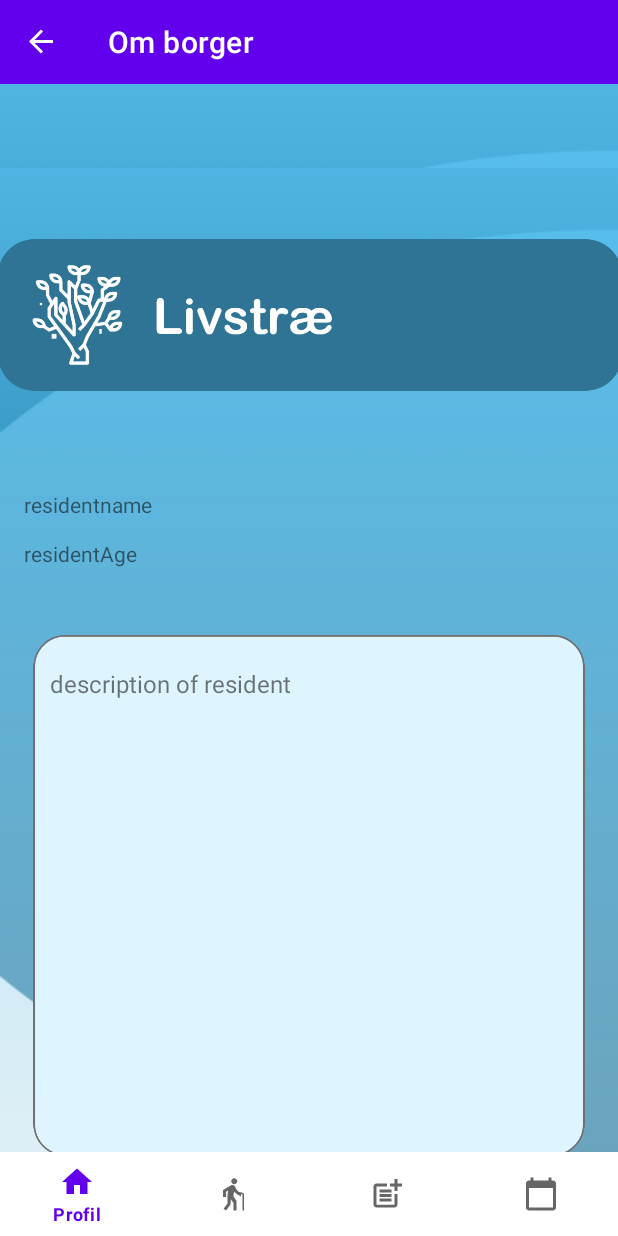
After one commit to AnneLindberg/WilmaCareFireBase, an Android app: the AboutResidentFragment screen opened through its navigation route, on a phone screen of 412 x 824 dp. The commit adds this screen. Run offline under Robolectric (Android 15) with nearby library versions, the phone set to English and light mode, and no system bars; our stand-ins replace Firebase (no records; nobody signed in at launch, a user with empty details on screens opened directly), navigation-ui; libraries missing offline, so code that uses them is left out: com.firebase.ui; Roboto replaces fonts that are not available here.

Commit message:
added about resident

```diff
--- a/app/src/main/java/com/example/wilmacarefirebase/data/WilmaRepository.java
+++ b/app/src/main/java/com/example/wilmacarefirebase/data/WilmaRepository.java
@@ -1,19 +1,14 @@
 package com.example.wilmacarefirebase.data;
 
-import android.net.Uri;
-import android.util.Log;
-
 import androidx.annotation.NonNull;
-import androidx.lifecycle.LiveData;
 import androidx.lifecycle.MutableLiveData;
 
 import com.example.wilmacarefirebase.models.DashboardPost;
+import com.example.wilmacarefirebase.models.Resident;
 import com.google.android.gms.tasks.OnCompleteListener;
 import com.google.android.gms.tasks.Task;
-import com.google.firebase.auth.FirebaseUser;
 import com.google.firebase.firestore.CollectionReference;
 import com.google.firebase.firestore.FirebaseFirestore;
-import com.google.firebase.firestore.QueryDocumentSnapshot;
 import com.google.firebase.firestore.QuerySnapshot;
 
 import org.jetbrains.annotations.NotNull;
@@ -25,17 +20,24 @@ public class WilmaRepository {
     private FirebaseFirestore firebaseFirestore = FirebaseFirestore.getInstance();
     private CollectionReference collectionReferencDashPost = firebaseFirestore.collection("dashboardlist");
     private CollectionReference collectionReferenceCalender = firebaseFirestore.collection("calenderpost");
+    private CollectionReference collectionReferenceResident = firebaseFirestore.collection("resident");
+
     private WilmaCareDao dao;
     private MutableLiveData<List<DashboardPost>> postLiveData = new MutableLiveData<>();
     private static WilmaRepository instance;
 
 
-    private OnFirestoreTaskComplete onFirestoreTaskComplete;
+    private OnFirestoreTaskCompleteDashPost onFirestoreTaskCompleteDashPost;
+    private OnFireStoreTaskCompleteResident onFireStoreTaskCompleteResident;
 
     private static final String TAG = "WilmaRepository";
 
-    public WilmaRepository(OnFirestoreTaskComplete onFirestoreTaskComplete) {
-        this.onFirestoreTaskComplete = onFirestoreTaskComplete;
+    public WilmaRepository(OnFirestoreTaskCompleteDashPost onFirestoreTaskComplete) {
+        this.onFirestoreTaskCompleteDashPost = onFirestoreTaskComplete;
+    }
+
+    public WilmaRepository(OnFireStoreTaskCompleteResident onFireStoreTaskCompleteResident) {
+        this.onFireStoreTaskCompleteResident = onFireStoreTaskCompleteResident;
     }
 
     public WilmaRepository() {
@@ -47,10 +49,21 @@ public class WilmaRepository {
             @Override
             public void onComplete(@NonNull @NotNull Task<QuerySnapshot> task) {
                 if (task.isSuccessful()) {
-                    onFirestoreTaskComplete.postDataAdded(task.getResult().toObjects(DashboardPost.class));
+                    onFirestoreTaskCompleteDashPost.postDataAdded(task.getResult().toObjects(DashboardPost.class));
 
                 } else {
-                    onFirestoreTaskComplete.onError(task.getException());
+                    onFirestoreTaskCompleteDashPost.onError(task.getException());
+                }
+            }
+        });
+    }
+
+    public void getResidentData(){
+        collectionReferenceResident.get().addOnCompleteListener(new OnCompleteListener<QuerySnapshot>() {
+            @Override
+            public void onComplete(@NonNull @NotNull Task<QuerySnapshot> task) {
+                if(task.isSuccessful()){
+                    onFireStoreTaskCompleteResident.residentDataAdded(task.getResult().toObjects(Resident.class));
                 }
             }
         });
@@ -60,11 +73,14 @@ public class WilmaRepository {
         dao.addPost(postLiveData);
     }
 
-    public interface OnFirestoreTaskComplete {
+    public interface OnFirestoreTaskCompleteDashPost {
         void postDataAdded(List<DashboardPost> dashboardPostList);
+        void onError(Exception e);
+    }
 
+    public interface  OnFireStoreTaskCompleteResident{
+        void residentDataAdded(List<Resident> residentList);
         void onError(Exception e);
-
     }
 
 }
--- a/app/src/main/java/com/example/wilmacarefirebase/models/Resident.java
+++ b/app/src/main/java/com/example/wilmacarefirebase/models/Resident.java
@@ -11,6 +11,8 @@ public class Resident {
     String nameOfContactPerson;
     String phoneNumberContactPerson;
 
+    public Resident() {
+    }
 
     public Resident(String firstname, String lastname, int bornIn, String description, String nameOfContactPerson, String phoneNumberContactPerson) {
         this.firstname = firstname;
--- a/app/src/main/java/com/example/wilmacarefirebase/models/User.java
+++ /dev/null
@@ -1,6 +0,0 @@
-package com.example.wilmacarefirebase.models;
-
-public class User {
-
-
-}
--- a/app/src/main/java/com/example/wilmacarefirebase/ui/dashboard/DashboardViewModel.java
+++ b/app/src/main/java/com/example/wilmacarefirebase/ui/dashboard/DashboardViewModel.java
@@ -9,7 +9,7 @@ import com.example.wilmacarefirebase.models.DashboardPost;
 
 import java.util.List;
 
-public class DashboardViewModel extends ViewModel implements WilmaRepository.OnFirestoreTaskComplete {
+public class DashboardViewModel extends ViewModel implements WilmaRepository.OnFirestoreTaskCompleteDashPost {
 
 
     private WilmaRepository repository = new WilmaRepository(this);
--- /dev/null
+++ b/app/src/main/java/com/example/wilmacarefirebase/ui/resident/AboutResidentFragment.java
@@ -0,0 +1,30 @@
+package com.example.wilmacarefirebase.ui.resident;
+
+
+import android.os.Bundle;
+import android.view.LayoutInflater;
+import android.view.View;
+import android.view.ViewGroup;
+import android.widget.Button;
+import androidx.annotation.NonNull;
+import androidx.fragment.app.Fragment;
+import androidx.lifecycle.ViewModelProvider;
+import com.example.wilmacarefirebase.R;
+
+
+public class AboutResidentFragment extends Fragment {
+
+
+    private ResidentViewModel viewModel;
+    private Button aboutResident;
+
+
+    public View onCreateView(@NonNull LayoutInflater inflater, ViewGroup container, Bundle savedInstanceState) {
+        viewModel = new ViewModelProvider(this).get(ResidentViewModel.class);
+        View root = inflater.inflate(R.layout.fragment_about_resident, container, false);
+
+        return root;
+
+    }
+
+}
--- a/app/src/main/java/com/example/wilmacarefirebase/ui/resident/ResidentViewModel.java
+++ b/app/src/main/java/com/example/wilmacarefirebase/ui/resident/ResidentViewModel.java
@@ -1,7 +1,33 @@
 package com.example.wilmacarefirebase.ui.resident;
 
+import androidx.lifecycle.LiveData;
+import androidx.lifecycle.MutableLiveData;
 import androidx.lifecycle.ViewModel;
 
-public class ResidentViewModel extends ViewModel {
-    // TODO: Implement the ViewModel
+import com.example.wilmacarefirebase.data.WilmaRepository;
+import com.example.wilmacarefirebase.models.Resident;
+
+import java.util.List;
+
+public class ResidentViewModel extends ViewModel implements WilmaRepository.OnFireStoreTaskCompleteResident {
+
+    private WilmaRepository repository = new WilmaRepository(this);
+    private MutableLiveData<List<Resident>> residentData = new MutableLiveData<>();
+
+    public ResidentViewModel() {
+        repository.getResidentData();
+    }
+
+    public LiveData<List<Resident>> getResidentLiveData(){
+        return residentData;
+    }
+    @Override
+    public void residentDataAdded(List<Resident> residentList) {
+        residentData.setValue(residentList);
+    }
+
+    @Override
+    public void onError(Exception e) {
+
+    }
 }
--- /dev/null
+++ b/app/src/main/res/layout/fragment_about_resident.xml
@@ -0,0 +1,85 @@
+<?xml version="1.0" encoding="utf-8"?>
+<androidx.constraintlayout.widget.ConstraintLayout xmlns:android="http://schemas.android.com/apk/res/android"
+    xmlns:app="http://schemas.android.com/apk/res-auto"
+    xmlns:tools="http://schemas.android.com/tools"
+    android:layout_width="match_parent"
+    android:layout_height="match_parent"
+    android:background="@drawable/backgroundlight"
+    tools:context="ui.resident.AboutResidentFragment">
+
+
+    <ImageView
+        android:id="@+id/imageView8"
+        android:layout_width="416dp"
+        android:layout_height="189dp"
+        android:layout_marginStart="1dp"
+        android:layout_marginLeft="1dp"
+        android:layout_marginTop="3dp"
+        android:layout_marginEnd="1dp"
+        android:layout_marginRight="1dp"
+        android:layout_marginBottom="22dp"
+        android:src="@drawable/lifetree"
+        app:layout_constraintBottom_toTopOf="@+id/residentName"
+        app:layout_constraintEnd_toEndOf="parent"
+        app:layout_constraintStart_toStartOf="parent"
+        app:layout_constraintTop_toTopOf="parent" />
+
+
+    <TextView
+        android:id="@+id/residentName"
+        android:layout_width="wrap_content"
+        android:layout_height="wrap_content"
+        android:layout_marginStart="16dp"
+        android:layout_marginLeft="16dp"
+        android:layout_marginBottom="13dp"
+        android:text="residentname"
+        app:layout_constraintBottom_toTopOf="@+id/residentUge"
+        app:layout_constraintStart_toStartOf="parent"
+        app:layout_constraintTop_toBottomOf="@+id/imageView8" />
+
+    <TextView
+        android:id="@+id/residentUge"
+        android:layout_width="wrap_content"
+        android:layout_height="wrap_content"
+        android:layout_marginStart="16dp"
+        android:layout_marginLeft="16dp"
+        android:layout_marginBottom="66dp"
+        android:text="residentAge"
+        app:layout_constraintBottom_toTopOf="@+id/textView2"
+        app:layout_constraintStart_toStartOf="parent"
+        app:layout_constraintTop_toBottomOf="@+id/residentName" />
+
+    <ImageView
+        android:id="@+id/imageView9"
+        android:layout_width="404dp"
+        android:layout_height="347dp"
+        android:layout_marginStart="3dp"
+        android:layout_marginLeft="3dp"
+        android:layout_marginTop="53dp"
+        android:layout_marginEnd="3dp"
+        android:layout_marginRight="3dp"
+        android:layout_marginBottom="62dp"
+        android:src="@drawable/smallinfobox"
+        app:layout_constraintBottom_toBottomOf="parent"
+        app:layout_constraintEnd_toEndOf="parent"
+        app:layout_constraintStart_toStartOf="parent"
+        app:layout_constraintTop_toBottomOf="@+id/residentUge" />
+
+    <TextView
+        android:id="@+id/textView2"
+        android:layout_width="0dp"
+        android:layout_height="0dp"
+        android:layout_marginStart="33dp"
+        android:layout_marginLeft="33dp"
+        android:layout_marginEnd="33dp"
+        android:layout_marginRight="33dp"
+        android:layout_marginBottom="79dp"
+        android:text="description of resident"
+        android:textSize="16sp"
+        app:layout_constraintBottom_toBottomOf="parent"
+        app:layout_constraintEnd_toEndOf="parent"
+        app:layout_constraintStart_toStartOf="parent"
+        app:layout_constraintTop_toBottomOf="@+id/residentUge">
+
+    </TextView>
+</androidx.constraintlayout.widget.ConstraintLayout>
--- a/app/src/main/res/layout/fragment_resident.xml
+++ b/app/src/main/res/layout/fragment_resident.xml
@@ -5,7 +5,7 @@
     android:layout_width="match_parent"
     android:layout_height="match_parent"
     android:background="@drawable/backgroundlight"
-    tools:context=".ResidentFragment">
+    tools:context="ui.resident.ResidentFragment">
 
     <ImageView
         android:id="@+id/imageView6"
@@ -38,7 +38,7 @@
         android:layout_width="229dp"
         android:layout_height="56dp"
         android:layout_marginBottom="167dp"
-        android:src="@drawable/btnsmall"
+        android:src="@drawable/btn_borger"
         app:layout_constraintBottom_toBottomOf="parent"
         app:layout_constraintEnd_toEndOf="parent"
         app:layout_constraintStart_toStartOf="parent"
--- a/app/src/main/res/navigation/mobile_navigation.xml
+++ b/app/src/main/res/navigation/mobile_navigation.xml
@@ -27,11 +27,16 @@
     <fragment
         android:id="@+id/navigation_residentProfile"
         android:name="com.example.wilmacarefirebase.ui.resident.ResidentFragment"
-        android:label="fragment_resident"
+        android:label="Borger info"
         tools:layout="@layout/fragment_resident" />
     <fragment
         android:id="@+id/navigation_addPost"
         android:name="com.example.wilmacarefirebase.ui.dashboard.AddPostFragment"
         android:label="Lav Opslag"
         tools:layout="@layout/fragment_add_post" />
+    <fragment
+        android:id="@+id/navigation_aboutresident"
+        android:name="com.example.wilmacarefirebase.ui.resident.AboutResidentFragment"
+        android:label="Om borger"
+        tools:layout="@layout/fragment_about_resident"/>
 </navigation>
```
Also changed, not shown: app/src/main/java/com/example/wilmacarefirebase/models/HealthCareWorker.java (added, +48 -0 lines), app/src/main/java/com/example/wilmacarefirebase/ui/resident/ResidentFragment.java (+28 -6 lines), app/src/main/res/layout/about_resident.xml (deleted, +0 -35 lines).
